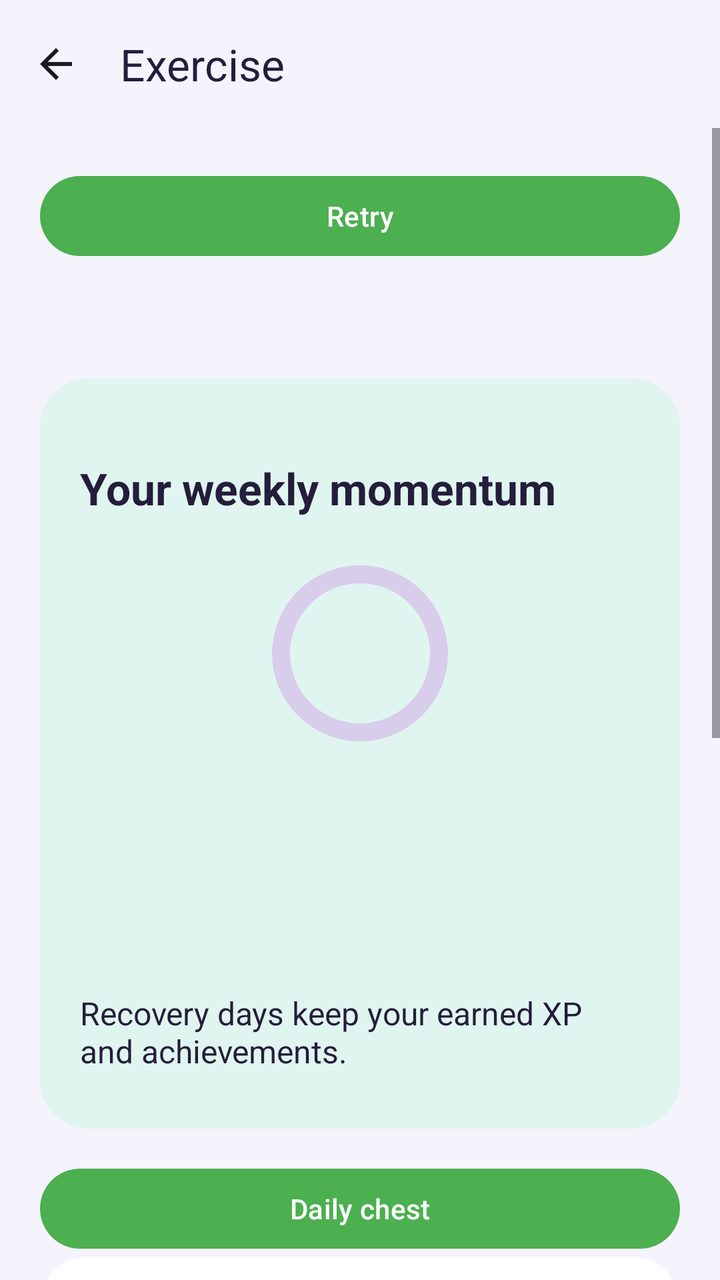
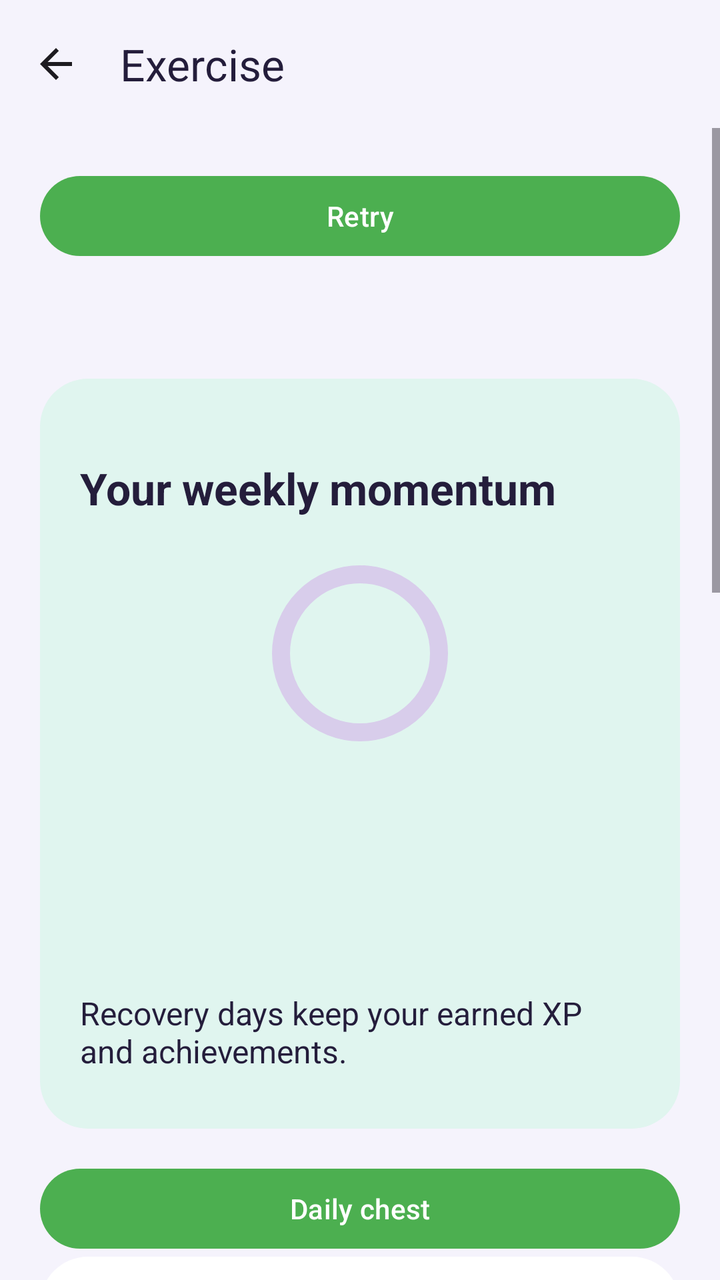

An Android layout rendered at two revisions. The XML below is the earlier revision; the diff shows what the commit changed to produce the second picture.
<!-- AndroidManifest.xml: application theme Theme.FitnessBalance -->
<!-- res/layout/activity_exercise_home.xml -->
<?xml version='1.0' encoding='utf-8'?>
<LinearLayout
    xmlns:android="http://schemas.android.com/apk/res/android"
    xmlns:app="http://schemas.android.com/apk/res-auto"
    android:id="@+id/exRoot"
    android:layout_width="match_parent"
    android:layout_height="match_parent"
    android:orientation="vertical"
    android:background="@color/gm_canvas">
    <com.google.android.material.appbar.MaterialToolbar
        android:id="@+id/exToolbar"
        android:layout_width="match_parent"
        android:layout_height="wrap_content"
        android:minHeight="?attr/actionBarSize"
        app:navigationIcon="@drawable/ic_arrow_back"
        app:navigationContentDescription="@string/back"
        app:title="@string/ex_home" app:titleTextColor="@color/gm_ink" android:background="@color/gm_canvas" />
    <ScrollView
        android:layout_width="match_parent"
        android:layout_height="0dp"
        android:layout_weight="1"
        android:fillViewport="true">
        <LinearLayout
            android:layout_width="match_parent"
            android:layout_height="wrap_content"
            android:orientation="vertical"
            android:padding="@dimen/exercise_spacing">
            <ProgressBar
                android:id="@+id/exLoading"
                android:layout_width="48dp"
                android:layout_height="48dp"
                android:layout_gravity="center_horizontal"
                android:contentDescription="@string/ex_loading"
                android:visibility="gone" />
            <TextView
                android:id="@+id/exStatus"
                style="@style/RewardBody"
                android:accessibilityLiveRegion="polite"
                android:visibility="gone" />
            <com.google.android.material.button.MaterialButton
                android:id="@+id/exRetry"
                style="@style/ExerciseButton"
                android:text="@string/ex_retry" />
            <LinearLayout
                android:id="@+id/exContent"
                android:layout_width="match_parent"
                android:layout_height="wrap_content"
                android:orientation="vertical">
                <TextView
                    android:id="@+id/exHello"
                    style="@style/RewardHeading" />
                <LinearLayout style="@style/RewardPanel" android:background="@drawable/reward_panel_teal">
                    <TextView
                        android:id="@+id/exWeekly"
                        style="@style/RewardHeading"
                        android:text="@string/gm_week" />
                    <com.google.android.material.progressindicator.CircularProgressIndicator
                        android:id="@+id/exWeeklyRing" android:layout_width="96dp" android:layout_height="96dp"
                        android:layout_gravity="center_horizontal" android:layout_marginTop="12dp"
                        android:indeterminate="false" android:max="100"
                        app:indicatorSize="88dp" app:trackThickness="9dp" app:indicatorColor="@color/gm_teal" app:trackColor="@color/gm_border" />
                    <TextView
                        android:id="@+id/exMomentum"
                        style="@style/RewardBody" />
                    <com.google.android.material.progressindicator.LinearProgressIndicator
                        android:id="@+id/exMomentumBar" android:visibility="gone"
                        android:layout_width="match_parent"
                        android:layout_height="wrap_content"
                        android:layout_marginVertical="12dp"
                        android:max="100" />
                    <TextView android:id="@+id/exActiveDays" style="@style/RewardBody" />
                    <TextView
                        android:id="@+id/exBand"
                        style="@style/RewardBody" />
                    <TextView
                        android:id="@+id/exRecoveryNote"
                        style="@style/RewardBody"
                        android:text="@string/ex_recovery_note" />
                </LinearLayout>
                <com.google.android.material.button.MaterialButton
                    android:id="@+id/exDailyChest"
                    style="@style/ExerciseButton"
                    android:text="@string/dc_title" />
                <LinearLayout style="@style/RewardPanel">
                    <TextView
                        android:id="@+id/exRecommended"
                        style="@style/RewardHeading"
                        android:text="@string/gm_recommendation" />
                    <TextView
                        android:id="@+id/exRecommendationTitle"
                        style="@style/RewardBody" />
                    <TextView
                        android:id="@+id/exRecommendationMeta"
                        style="@style/RewardBody" />
                    <TextView
                        android:id="@+id/exRecommendationReason"
                        style="@style/RewardBody" />
                    <TextView android:id="@+id/exHealthReason" style="@style/RewardBody" />
                    <com.google.android.material.button.MaterialButton
                        android:id="@+id/exUsual"
                        style="@style/ExerciseButton"
                        android:text="@string/ar_usual" android:visibility="gone" />
                    <com.google.android.material.button.MaterialButton
                        android:id="@+id/exExplain"
                        style="@style/ExerciseButton"
                        android:text="@string/ar_explain" />
                    <com.google.android.material.button.MaterialButton
                        android:id="@+id/exStart" app:backgroundTint="@color/gm_purple" android:textColor="#FFFFFFFF"
                        style="@style/ExerciseButton"
                        android:text="@string/ex_start"
                        android:enabled="false" />
                    <com.google.android.material.button.MaterialButton
                        android:id="@+id/exDiscard"
                        style="@style/ExerciseButton"
                        android:text="@string/ex_discard" />
                    <com.google.android.material.button.MaterialButton
                        android:id="@+id/exRecommendationSettings"
                        style="@style/ExerciseButton"
                        android:text="@string/gm_settings" />
                    <LinearLayout android:id="@+id/exRecommendationSettingsPanel"
                        android:layout_width="match_parent" android:layout_height="wrap_content"
                        android:orientation="vertical" android:visibility="gone">
                        <CheckBox
                            android:id="@+id/exUseHealth"
                            android:layout_width="match_parent"
                            android:layout_height="wrap_content"
                            android:minHeight="48dp"
                            android:saveEnabled="false"
                            android:text="@string/ar_use_health" android:textColor="@color/gm_ink" />
                        <CheckBox android:id="@+id/exUseBandit"
                            android:layout_width="match_parent" android:layout_height="wrap_content"
                            android:minHeight="48dp" android:text="@string/cmab_enable" android:textColor="@color/gm_ink" />
                        <TextView style="@style/RewardBody" android:text="@string/cmab_note" />
                    </LinearLayout>
                </LinearLayout>
                <com.google.android.material.button.MaterialButton android:id="@+id/exMoreOptions"
                    style="@style/ExerciseButton" android:text="@string/gm_more" />
                <LinearLayout android:id="@+id/exMoreOptionsPanel"
                    android:layout_width="match_parent" android:layout_height="wrap_content"
                    android:orientation="vertical" android:visibility="gone">
                    <LinearLayout style="@style/RewardPanel" android:background="@drawable/reward_panel_xp">
                        <TextView style="@style/RewardBody" android:textColor="#FFFFFFFF" android:text="@string/gm_your_progress" />
                        <TextView
                            android:id="@+id/exLevel"
                            style="@style/RewardHeading" android:textColor="#FFFFFFFF" />
                        <TextView
                            android:id="@+id/exXp"
                            style="@style/RewardBody" android:textColor="#FFFFFFFF" />
                        <com.google.android.material.progressindicator.LinearProgressIndicator
                            android:id="@+id/exXpBar" app:indicatorColor="@color/gm_gold" app:trackColor="@color/gm_track" app:trackThickness="8dp" app:trackCornerRadius="4dp"
                            android:layout_width="match_parent"
                            android:layout_height="wrap_content"
                            android:layout_marginVertical="12dp"
                            android:max="100" />
                        <TextView
                            android:id="@+id/exApplicationProgress"
                            style="@style/RewardBody" android:textColor="#FFFFFFFF"
                            android:text="@string/ex_app_progress" />
                    </LinearLayout>
                    <TextView
                        android:id="@+id/exQuestsTitle"
                        style="@style/RewardHeading"
                        android:text="@string/ex_quests" />
                    <androidx.recyclerview.widget.RecyclerView
                        android:id="@+id/exQuests"
                        android:layout_width="match_parent"
                        android:layout_height="wrap_content"
                        android:nestedScrollingEnabled="false" />
                    <LinearLayout style="@style/RewardPanel">
                        <TextView
                            style="@style/RewardHeading"
                            android:text="@string/al_today" />
                        <TextView
                            android:id="@+id/alHomeSummary"
                            style="@style/RewardBody"
                            android:text="@string/al_loading" />
                    </LinearLayout>
                    <com.google.android.material.button.MaterialButton android:id="@+id/exWearableWorkouts"
                        style="@style/ExerciseButton" android:text="@string/ww_track" />
                    <com.google.android.material.button.MaterialButton
                        android:id="@+id/exPath"
                        style="@style/ExerciseButton"
                        android:text="@string/ex_path" />
                    <com.google.android.material.button.MaterialButton
                        android:id="@+id/exQuick"
                        style="@style/ExerciseButton"
                        android:text="@string/ex_quick" />
                    <com.google.android.material.button.MaterialButton
                        android:id="@+id/exProgress"
                        style="@style/ExerciseButton"
                        android:text="@string/ex_progress" />
                    <com.google.android.material.button.MaterialButton
                        android:id="@+id/exAchievements"
                        style="@style/ExerciseButton"
                        android:text="@string/ex_achievements" />
                </LinearLayout>
            </LinearLayout>
        </LinearLayout>
    </ScrollView>
</LinearLayout>
<!-- resources referenced by this layout -->
<resources>
  <color name="gm_border">#D8CDEB</color>
  <color name="gm_canvas">#F5F3FC</color>
  <color name="gm_gold">#FFD56A</color>
  <color name="gm_ink">#241D3B</color>
  <color name="gm_purple">#6635B5</color>
  <color name="gm_teal">#087D75</color>
  <color name="gm_track">#C9B4E7</color>
  <dimen name="exercise_spacing">20dp</dimen>
  <!-- drawable reward_panel_xp (drawable) -->
  <shape xmlns:android="http://schemas.android.com/apk/res/android"><gradient android:startColor="#56319C" android:endColor="#793EC5" android:angle="0"/><corners android:radius="24dp"/></shape>
  <string name="al_loading">Loading activities…</string>
  <string name="al_today">Today’s Activity</string>
  <string name="ar_explain">Why this suggestion?</string>
  <string name="ar_use_health">Use sleep summaries for workout suggestions</string>
  <string name="ar_usual">Keep my usual recommendation</string>
  <string name="back">Back</string>
  <string name="cmab_enable">Learn workout suggestions from my feedback</string>
  <string name="cmab_note">Experimental learning on this device. Eligible workouts may be tried to learn what fits you. Turning this off clears its learning history. Recovery and sleep rules take priority.</string>
  <string name="dc_title">Daily chest</string>
  <string name="ex_achievements">Achievements</string>
  <string name="ex_app_progress">Levels and stars represent application progress, not medical or physical ability.</string>
  <string name="ex_discard">Discard Unfinished Workout</string>
  <string name="ex_home">Exercise</string>
  <string name="ex_loading">Loading your exercise space…</string>
  <string name="ex_path">Exercise Path</string>
  <string name="ex_progress">Exercise Progress</string>
  <string name="ex_quests">Today’s Quests</string>
  <string name="ex_quick">Activity Log</string>
  <string name="ex_recovery_note">Recovery days keep your earned XP and achievements.</string>
  <string name="ex_retry">Retry</string>
  <string name="ex_start">Start Workout</string>
  <string name="gm_more">More exercise options</string>
  <string name="gm_recommendation">Your next session</string>
  <string name="gm_settings">Recommendation settings</string>
  <string name="gm_week">Your weekly momentum</string>
  <string name="gm_your_progress">Your progress</string>
  <string name="ww_track">Workout with wearable</string>
  <style name="ExerciseButton" parent="Widget.Material3.Button">
          <item name="android:layout_width">match_parent</item>
          <item name="android:layout_height">wrap_content</item>
          <item name="android:minHeight">48dp</item>
      </style>
  <style name="RewardBody" parent="ExerciseBody"><item name="android:textColor">@color/gm_ink</item></style>
  <style name="RewardHeading" parent="ExerciseHeading"><item name="android:textColor">@color/gm_ink</item></style>
  <style name="RewardPanel" parent="ExercisePanel"><item name="android:background">@drawable/reward_panel_surface</item><item name="android:padding">20dp</item><item name="android:layout_marginBottom">16dp</item></style>
  <style name="Theme.FitnessBalance" parent="Base.Theme.FitnessBalance" />
  <color name="gm_teal_soft">#E0F5EF</color>
  <style name="ExerciseHeading" parent="ExerciseBody">
          <item name="android:textSize">22sp</item>
          <item name="android:textStyle">bold</item>
          <item name="android:layout_marginTop">12dp</item>
      </style>
  <color name="gm_surface">#FFFFFF</color>
  <color name="primary_color">#4CAF50</color>
  <color name="white">#FFFFFFFF</color>
  <color name="purple_500">#FF6200EE</color>
  <!-- unchanged entries left out for length: 7 -->
</resources>

<!-- the commit's change to res/layout/activity_exercise_home.xml (unified diff, before → after) -->
@@ -85,13 +85,14 @@
                     <TextView
                         android:id="@+id/exRecommended"
                         style="@style/RewardHeading"
-                        android:text="@string/gm_recommendation" />
+                        android:text="@string/challenge_main" />
                     <TextView
                         android:id="@+id/exRecommendationTitle"
                         style="@style/RewardBody" />
                     <TextView
                         android:id="@+id/exRecommendationMeta"
                         style="@style/RewardBody" />
+                    <TextView android:id="@+id/exMainChallengeState" style="@style/RewardBody" />
                     <TextView
                         android:id="@+id/exRecommendationReason"
                         style="@style/RewardBody" />
@@ -133,6 +134,20 @@
                         <TextView style="@style/RewardBody" android:text="@string/cmab_note" />
                     </LinearLayout>
                 </LinearLayout>
+                <LinearLayout style="@style/RewardPanel">
+                    <TextView style="@style/RewardHeading" android:text="@string/challenge_quick" />
+                    <TextView android:id="@+id/exQuickChallenge" style="@style/RewardBody" />
+                    <com.google.android.material.button.MaterialButton
+                        android:id="@+id/exQuickChallengeAction" style="@style/ExerciseButton"
+                        android:text="@string/challenge_review" android:visibility="gone" />
+                </LinearLayout>
+                <LinearLayout style="@style/RewardPanel">
+                    <TextView style="@style/RewardHeading" android:text="@string/challenge_wellness" />
+                    <TextView android:id="@+id/exWellnessChallenge" style="@style/RewardBody" />
+                    <com.google.android.material.button.MaterialButton
+                        android:id="@+id/exWellnessChallengeAction" style="@style/ExerciseButton"
+                        android:text="@string/challenge_review" android:visibility="gone" />
+                </LinearLayout>
                 <com.google.android.material.button.MaterialButton android:id="@+id/exMoreOptions"
                     style="@style/ExerciseButton" android:text="@string/gm_more" />
                 <LinearLayout android:id="@+id/exMoreOptionsPanel"
<!-- resource entries referenced after the edit -->
@@ -16,6 +16,10 @@
   <string name="ar_use_health">Use sleep summaries for workout suggestions</string>
   <string name="ar_usual">Keep my usual recommendation</string>
   <string name="back">Back</string>
+  <string name="challenge_main">Main challenge</string>
+  <string name="challenge_quick">Quick challenge</string>
+  <string name="challenge_review">Review challenge</string>
+  <string name="challenge_wellness">Wellness challenge</string>
   <string name="cmab_enable">Learn workout suggestions from my feedback</string>
   <string name="cmab_note">Experimental learning on this device. Eligible workouts may be tried to learn what fits you. Turning this off clears its learning history. Recovery and sleep rules take priority.</string>
   <string name="dc_title">Daily chest</string>
@@ -32,7 +36,6 @@
   <string name="ex_retry">Retry</string>
   <string name="ex_start">Start Workout</string>
   <string name="gm_more">More exercise options</string>
-  <string name="gm_recommendation">Your next session</string>
   <string name="gm_settings">Recommendation settings</string>
   <string name="gm_week">Your weekly momentum</string>
   <string name="gm_your_progress">Your progress</string>
